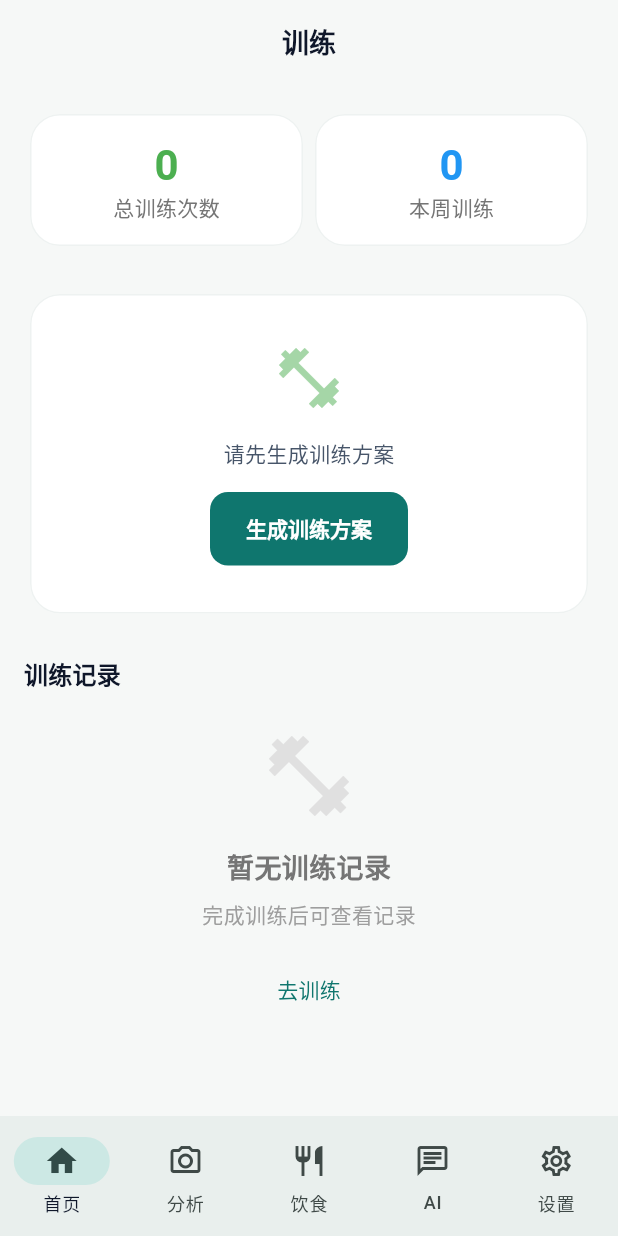
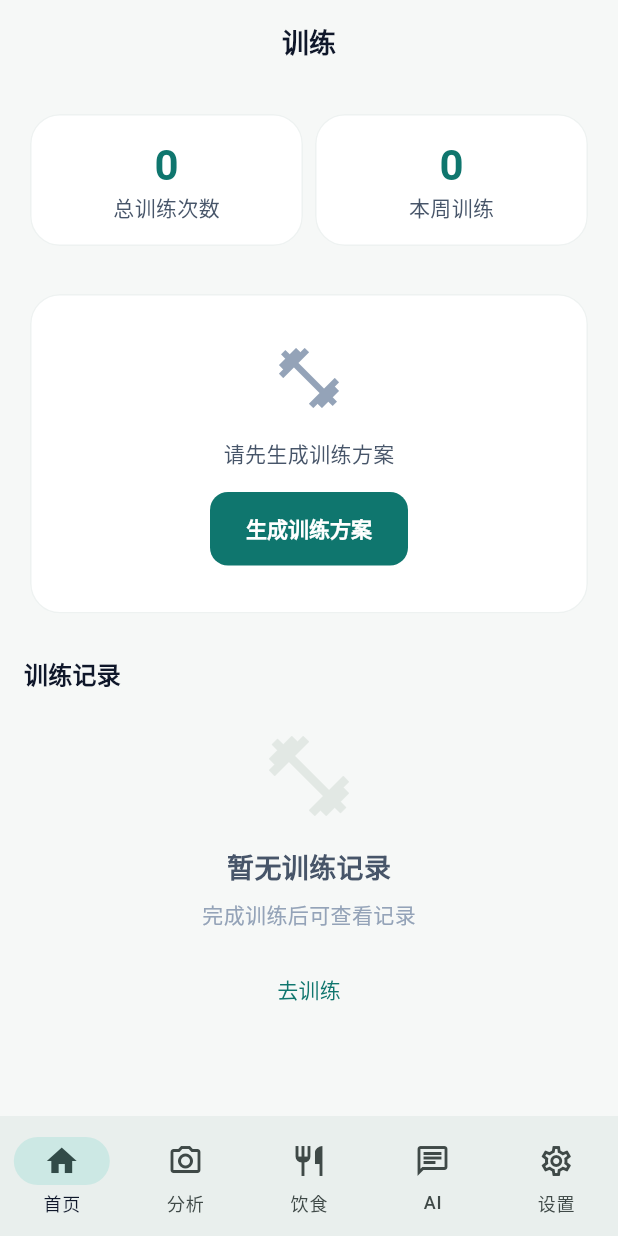
Before and after one commit to Miasakiii/KBjiaolian, a Flutter app: the WorkoutScreen screen opened by its route, on a phone screen of 412 x 824 dp. Run offline on Flutter 3.47's test engine with Material 3 defaults, Android fonts, the phone set to English and light mode, and no system bars; our stand-ins replace go_router, image_picker, share_plus, shared_preferences; accounts and stored records are empty; network calls fail.

Commit message:
feat(flutter): workout_screen token 化

```diff
--- a/mobile/lib/screens/workout_screen.dart
+++ b/mobile/lib/screens/workout_screen.dart
@@ -4,6 +4,7 @@ import 'package:provider/provider.dart';
 
 import '../providers/workout_provider.dart';
 import '../providers/plan_provider.dart';
+import '../theme/kb_colors.dart';
 
 class WorkoutScreen extends StatelessWidget {
   const WorkoutScreen({super.key});
@@ -66,13 +67,13 @@ class _WorkoutHome extends StatelessWidget {
                   Text(
                     '${provider.totalWorkouts}',
                     style: Theme.of(context).textTheme.headlineMedium?.copyWith(
-                      fontWeight: FontWeight.bold,
-                      color: Colors.green,
+                      fontWeight: FontWeight.w600,
+                      color: KbColors.brand,
                     ),
                   ),
-                  Text(
+                  const Text(
                     '总训练次数',
-                    style: TextStyle(color: Colors.grey.shade600),
+                    style: TextStyle(color: KbColors.text2),
                   ),
                 ],
               ),
@@ -88,13 +89,13 @@ class _WorkoutHome extends StatelessWidget {
                   Text(
                     '${provider.thisWeekWorkouts}',
                     style: Theme.of(context).textTheme.headlineMedium?.copyWith(
-                      fontWeight: FontWeight.bold,
-                      color: Colors.blue,
+                      fontWeight: FontWeight.w600,
+                      color: KbColors.brand,
                     ),
                   ),
-                  Text(
+                  const Text(
                     '本周训练',
-                    style: TextStyle(color: Colors.grey.shade600),
+                    style: TextStyle(color: KbColors.text2),
                   ),
                 ],
               ),
@@ -116,7 +117,7 @@ class _WorkoutHome extends StatelessWidget {
               padding: const EdgeInsets.all(32),
               child: Column(
                 children: [
-                  Icon(Icons.fitness_center, size: 48, color: Colors.green.shade200),
+                  const Icon(Icons.fitness_center, size: 48, color: KbColors.text3),
                   const SizedBox(height: 16),
                   const Text('请先生成训练方案'),
                   const SizedBox(height: 16),
@@ -143,7 +144,7 @@ class _WorkoutHome extends StatelessWidget {
                 Text(
                   plan.name.isNotEmpty ? plan.name : '训练方案',
                   style: Theme.of(context).textTheme.titleMedium?.copyWith(
-                    fontWeight: FontWeight.bold,
+                    fontWeight: FontWeight.w600,
                   ),
                 ),
                 const SizedBox(height: 16),
@@ -151,10 +152,10 @@ class _WorkoutHome extends StatelessWidget {
                   final day = entry.value;
                   return ListTile(
                     leading: CircleAvatar(
-                      backgroundColor: Colors.green.shade100,
+                      backgroundColor: KbColors.brandSoft,
                       child: Text(
                         '${day['day']}',
-                        style: TextStyle(color: Colors.green.shade800),
+                        style: const TextStyle(color: KbColors.brand600),
                       ),
                     ),
                     title: Text(day['name'] ?? ''),
@@ -183,27 +184,27 @@ class _WorkoutHome extends StatelessWidget {
           Text(
             '训练记录',
             style: Theme.of(context).textTheme.titleMedium?.copyWith(
-              fontWeight: FontWeight.bold,
+              fontWeight: FontWeight.w600,
             ),
           ),
           const SizedBox(height: 24),
           Center(
             child: Column(
               children: [
-                Icon(Icons.fitness_center, size: 64, color: Colors.grey.shade300),
+                const Icon(Icons.fitness_center, size: 64, color: KbColors.line),
                 const SizedBox(height: 16),
-                Text(
+                const Text(
                   '暂无训练记录',
                   style: TextStyle(
                     fontSize: 18,
                     fontWeight: FontWeight.w600,
-                    color: Colors.grey.shade600,
+                    color: KbColors.text2,
                   ),
                 ),
                 const SizedBox(height: 8),
-                Text(
+                const Text(
                   '完成训练后可查看记录',
-                  style: TextStyle(color: Colors.grey.shade500),
+                  style: TextStyle(color: KbColors.text3),
                 ),
                 const SizedBox(height: 16),
                 TextButton(
@@ -223,7 +224,7 @@ class _WorkoutHome extends StatelessWidget {
         Text(
           '训练记录',
           style: Theme.of(context).textTheme.titleMedium?.copyWith(
-            fontWeight: FontWeight.bold,
+            fontWeight: FontWeight.w600,
           ),
         ),
         const SizedBox(height: 12),
@@ -232,7 +233,7 @@ class _WorkoutHome extends StatelessWidget {
           return Card(
             child: ListTile(
               leading: CircleAvatar(
-                backgroundColor: Colors.green.shade100,
+                backgroundColor: KbColors.brandSoft,
                 child: Text(
                   '${record.rating}⭐',
                   style: const TextStyle(fontSize: 12),
@@ -294,7 +295,7 @@ class _ActiveWorkoutState extends State<_ActiveWorkout> {
         // 进度指示
         LinearProgressIndicator(
           value: exercises.isEmpty ? 0 : (_currentExerciseIndex + 1) / exercises.length,
-          backgroundColor: Colors.green.shade100,
+          backgroundColor: KbColors.brandSoft,
         ),
 
         // 计时器
@@ -303,7 +304,7 @@ class _ActiveWorkoutState extends State<_ActiveWorkout> {
           child: Row(
             mainAxisAlignment: MainAxisAlignment.center,
             children: [
-              const Icon(Icons.timer, color: Colors.green),
+              const Icon(Icons.timer, color: KbColors.brand),
               const SizedBox(width: 8),
               StreamBuilder<int>(
                 stream: _timerStream,
@@ -316,7 +317,7 @@ class _ActiveWorkoutState extends State<_ActiveWorkout> {
                   return Text(
                     '${duration.inMinutes.toString().padLeft(2, '0')}:${(duration.inSeconds % 60).toString().padLeft(2, '0')}',
                     style: Theme.of(context).textTheme.headlineMedium?.copyWith(
-                      fontWeight: FontWeight.bold,
+                      fontWeight: FontWeight.w600,
                       fontFamily: 'monospace',
                     ),
                   );
@@ -339,13 +340,13 @@ class _ActiveWorkoutState extends State<_ActiveWorkout> {
                       children: [
                         Text(
                           '动作 ${_currentExerciseIndex + 1}/${exercises.length}',
-                          style: TextStyle(color: Colors.grey.shade600),
+                          style: const TextStyle(color: KbColors.text2),
                         ),
                         const SizedBox(height: 8),
                         Text(
                           currentExercise['name'] ?? '',
                           style: Theme.of(context).textTheme.headlineSmall?.copyWith(
-                            fontWeight: FontWeight.bold,
+                            fontWeight: FontWeight.w600,
                           ),
                         ),
                         const SizedBox(height: 4),
@@ -353,8 +354,8 @@ class _ActiveWorkoutState extends State<_ActiveWorkout> {
                         const SizedBox(height: 16),
                         Text(
                           '$completedSets/$totalSets 组完成',
-                          style: TextStyle(
-                            color: Colors.green.shade700,
+                          style: const TextStyle(
+                            color: KbColors.brand600,
                             fontWeight: FontWeight.w600,
                           ),
                         ),
@@ -371,10 +372,10 @@ class _ActiveWorkoutState extends State<_ActiveWorkout> {
                   final isCompleted = set['completed'] == true;
 
                   return Card(
-                    color: isCompleted ? Colors.green.shade50 : null,
+                    color: isCompleted ? KbColors.brandSoft : null,
                     child: ListTile(
                       leading: CircleAvatar(
-                        backgroundColor: isCompleted ? Colors.green : Colors.grey.shade300,
+                        backgroundColor: isCompleted ? KbColors.brand : KbColors.line,
                         child: isCompleted
                             ? const Icon(Icons.check, color: Colors.white)
                             : Text('${setIndex + 1}'),
@@ -382,7 +383,7 @@ class _ActiveWorkoutState extends State<_ActiveWorkout> {
                       title: Text('第 ${setIndex + 1} 组'),
                       subtitle: Text('${currentExercise['reps'] ?? '10'} 次'),
                       trailing: isCompleted
-                          ? const Icon(Icons.check_circle, color: Colors.green)
+                          ? const Icon(Icons.check_circle, color: KbColors.brand)
                           : ElevatedButton(
                               onPressed: () {
                                 widget.provider.completeSet(
@@ -423,7 +424,7 @@ class _ActiveWorkoutState extends State<_ActiveWorkout> {
                   child: ElevatedButton(
                     onPressed: _showFinishDialog,
                     style: ElevatedButton.styleFrom(
-                      backgroundColor: Colors.green,
+                      backgroundColor: KbColors.brand,
                     ),
                     child: const Text('完成训练'),
                   ),
```
